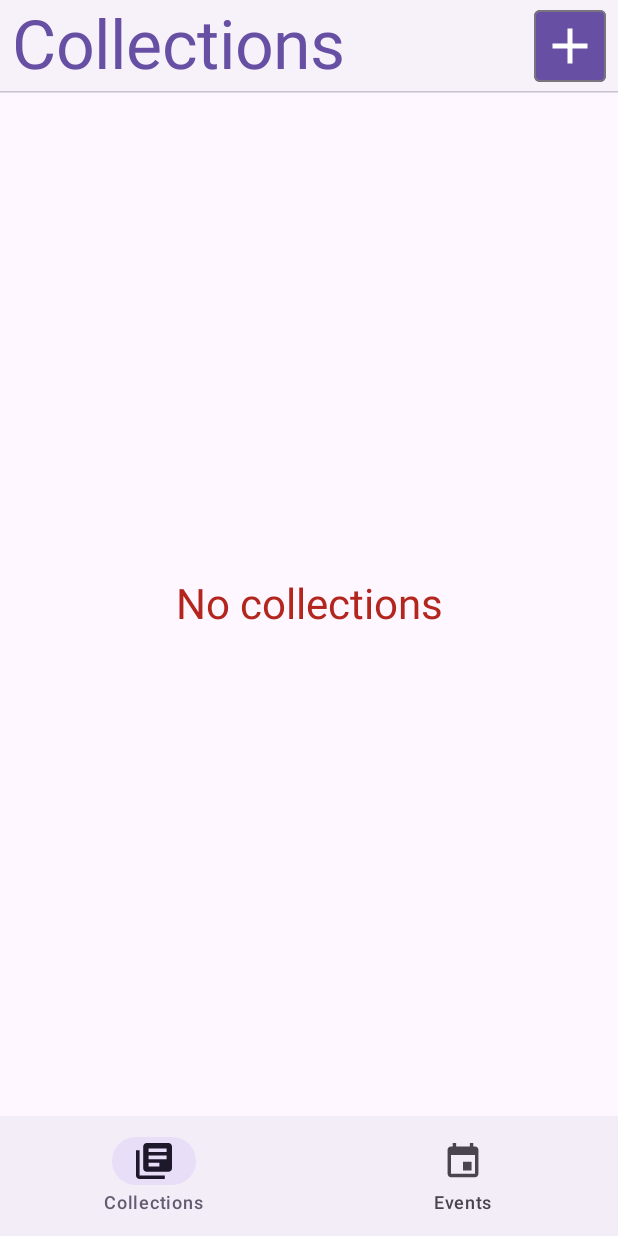
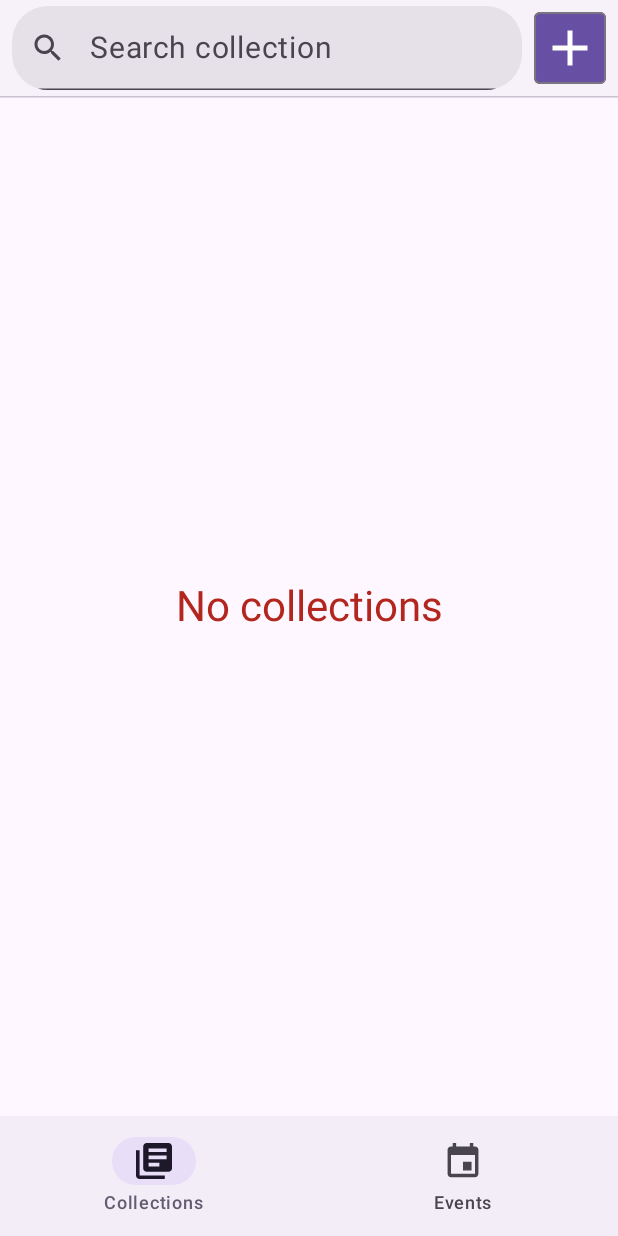
Before and after one commit to LuciaSochorova/PackAssist, an Android app built with Jetpack Compose: the CollectionListScreen screen opened through its navigation route, on a phone screen of 412 x 824 dp. Run offline under Robolectric (Android 15) with nearby library versions, the phone set to English and light mode, and no system bars.

Commit message:
created SearchField changed top bar in collectionListScreen - filtering collections based on sear

```diff
--- a/app/src/main/AndroidManifest.xml
+++ b/app/src/main/AndroidManifest.xml
@@ -16,7 +16,6 @@
         <activity
             android:name=".MainActivity"
             android:exported="true"
-            android:label="@string/app_name"
             android:theme="@style/Theme.PackAssist">
             <intent-filter>
                 <action android:name="android.intent.action.MAIN" />
--- a/app/src/main/java/com/example/packassist/navigation/CollectionsListNavigation.kt
+++ b/app/src/main/java/com/example/packassist/navigation/CollectionsListNavigation.kt
@@ -1,12 +1,10 @@
 package com.example.packassist.navigation
 
-import androidx.compose.runtime.collectAsState
 import androidx.compose.runtime.getValue
 import androidx.lifecycle.compose.collectAsStateWithLifecycle
 import androidx.lifecycle.viewmodel.compose.viewModel
 import androidx.navigation.NavController
 import androidx.navigation.NavGraphBuilder
-import androidx.navigation.NavOptions
 import androidx.navigation.compose.composable
 import com.example.packassist.ui.screens.collections.CollectionListScreen
 import com.example.packassist.ui.screens.collections.CollectionsListViewModel
@@ -27,7 +25,8 @@ fun NavGraphBuilder.collectionsListScreen(
             onAddNewCollection = onAddNewCollection,
             onEditCollection = onEditCollection,
             route = CollectionsListRoute,
-            onNavigateToRoute = onNavigateToRoute
+            onNavigateToRoute = onNavigateToRoute,
+            filterCollections = viewModel::filter
         )
 
     }
--- a/app/src/main/java/com/example/packassist/ui/components/Bars.kt
+++ b/app/src/main/java/com/example/packassist/ui/components/Bars.kt
@@ -9,6 +9,7 @@ import androidx.compose.foundation.layout.fillMaxSize
 import androidx.compose.foundation.layout.fillMaxWidth
 import androidx.compose.foundation.layout.padding
 import androidx.compose.foundation.layout.windowInsetsPadding
+import androidx.compose.foundation.text.KeyboardActions
 import androidx.compose.material3.BottomAppBar
 import androidx.compose.material3.ExperimentalMaterial3Api
 import androidx.compose.material3.HorizontalDivider
@@ -25,6 +26,7 @@ import androidx.compose.ui.Alignment
 import androidx.compose.ui.Modifier
 import androidx.compose.ui.graphics.Color
 import androidx.compose.ui.graphics.vector.ImageVector
+import androidx.compose.ui.platform.LocalFocusManager
 import androidx.compose.ui.res.stringResource
 import androidx.compose.ui.res.vectorResource
 import androidx.compose.ui.unit.dp
@@ -41,7 +43,8 @@ fun TextAndIconButtonTopBar(
     iconContentDescription: String? = null,
     buttonOnClick: () -> Unit
 ) {
-    Column(modifier = modifier.background(MaterialTheme.colorScheme.surfaceContainerLow)
+    Column(modifier = modifier
+        .background(MaterialTheme.colorScheme.surfaceContainerLow)
         .windowInsetsPadding(TopAppBarDefaults.windowInsets)) {
         Row(
             horizontalArrangement = Arrangement.SpaceBetween,
@@ -80,6 +83,70 @@ fun TextAndIconButtonTopBar(
         HorizontalDivider()
     }
 }
+
+
+
+
+@OptIn(ExperimentalMaterial3Api::class)
+@Composable
+fun SearchBarAndButtonTopBar(
+    onSearch: (String) -> Unit,
+    icon: ImageVector,
+    buttonOnClick: () -> Unit,
+    modifier: Modifier = Modifier,
+    contentColor: Color = MaterialTheme.colorScheme.primary,
+    iconColor: Color = MaterialTheme.colorScheme.onPrimary,
+    searchLabel: String? = null,
+    iconContentDescription: String? = null,
+
+) {
+    Column(modifier = modifier
+        .background(MaterialTheme.colorScheme.surfaceContainerLow)
+        .windowInsetsPadding(TopAppBarDefaults.windowInsets)) {
+        Row(
+            horizontalArrangement = Arrangement.SpaceBetween,
+            verticalAlignment = Alignment.CenterVertically,
+            modifier = modifier
+                .padding(start = 8.dp, end = 8.dp, top = 4.dp, bottom = 4.dp)
+                .fillMaxWidth()
+
+
+        ) {
+            val focusManager = LocalFocusManager.current
+            SearchField(
+                onSearch = onSearch,
+                labelText = searchLabel,
+                keyboardActions = KeyboardActions { focusManager.clearFocus() },
+                modifier = Modifier.weight(1f).padding(end = 8.dp)
+            )
+            IconButton(
+                onClick = buttonOnClick,
+                modifier = Modifier
+                    .background(contentColor, shape = MaterialTheme.shapes.extraSmall)
+                    .border(
+                        color = MaterialTheme.colorScheme.outline,
+                        width = 1.dp,
+                        shape = MaterialTheme.shapes.extraSmall
+                    )
+
+
+            ) {
+                Icon(
+                    icon,
+                    contentDescription = iconContentDescription,
+                    tint = iconColor,
+                    modifier = Modifier.fillMaxSize()
+                )
+            }
+        }
+        HorizontalDivider()
+    }
+}
+
+
+
+
+
 
 
 @OptIn(ExperimentalMaterial3Api::class)
--- /dev/null
+++ b/app/src/main/java/com/example/packassist/ui/components/Search.kt
@@ -0,0 +1,45 @@
+package com.example.packassist.ui.components
+
+import androidx.compose.foundation.text.KeyboardActions
+import androidx.compose.foundation.text.KeyboardOptions
+import androidx.compose.material.icons.Icons
+import androidx.compose.material.icons.filled.Search
+import androidx.compose.material3.Icon
+import androidx.compose.material3.MaterialTheme
+import androidx.compose.material3.Text
+import androidx.compose.material3.TextField
+import androidx.compose.runtime.Composable
+import androidx.compose.runtime.getValue
+import androidx.compose.runtime.mutableStateOf
+import androidx.compose.runtime.saveable.rememberSaveable
+import androidx.compose.runtime.setValue
+import androidx.compose.ui.Modifier
+import androidx.compose.ui.graphics.Shape
+import androidx.compose.ui.res.stringResource
+import androidx.compose.ui.text.input.ImeAction
+import com.example.packassist.R
+
+@Composable
+fun SearchField(
+    onSearch: (String) -> Unit,
+    modifier: Modifier = Modifier,
+    labelText: String? = null ,
+    keyboardOptions: KeyboardOptions = KeyboardOptions.Default.copy(imeAction = ImeAction.Done),
+    keyboardActions: KeyboardActions = KeyboardActions.Default,
+    shape: Shape = MaterialTheme.shapes.large,
+) {
+    var searchQuery by rememberSaveable { mutableStateOf("") }
+    TextField(
+        value = searchQuery,
+        onValueChange = {
+            searchQuery = it
+            onSearch(it)
+        },
+        label = { Text(labelText ?: stringResource(id = R.string.search))},
+        shape = shape,
+        leadingIcon = { Icon(Icons.Default.Search, contentDescription = null)},
+        keyboardOptions = keyboardOptions,
+        keyboardActions = keyboardActions,
+        modifier = modifier
+    )
+}
--- a/app/src/main/java/com/example/packassist/ui/screens/collections/CollectionEditScreen.kt
+++ b/app/src/main/java/com/example/packassist/ui/screens/collections/CollectionEditScreen.kt
@@ -48,9 +48,7 @@ fun CollectionEditScreen(
     }
 
     Scaffold(
-
         snackbarHost = { SnackbarHost(hostState = snackbarHostState) },
-
         topBar = {
             ThreeIconButtonsTopBar(
                 firstIcon = Icons.Default.Delete,
--- a/app/src/main/java/com/example/packassist/ui/screens/collections/CollectionsListScreen.kt
+++ b/app/src/main/java/com/example/packassist/ui/screens/collections/CollectionsListScreen.kt
@@ -20,10 +20,7 @@ import com.example.packassist.navigation.NavigationBarRoutes
 import com.example.packassist.ui.components.BottomNavBar
 import com.example.packassist.ui.components.CollectionField
 import com.example.packassist.ui.components.ScreenErrorMessage
-import com.example.packassist.ui.components.TextAndIconButtonTopBar
-
-
-
+import com.example.packassist.ui.components.SearchBarAndButtonTopBar
 
 
 @Composable
@@ -32,6 +29,7 @@ fun CollectionListScreen(
     onAddNewCollection: () -> Unit,
     onEditCollection: (collectionId: Int) -> Unit,
     onNavigateToRoute: (route: String) -> Unit,
+    filterCollections: (String) -> Unit,
     route: String,
     modifier: Modifier = Modifier
 
@@ -39,25 +37,21 @@ fun CollectionListScreen(
 
     Scaffold(
         topBar = {
-
-
-            TextAndIconButtonTopBar(
-                text = stringResource(R.string.collections_screeen_name),
+            SearchBarAndButtonTopBar(
+                onSearch = filterCollections,
+                searchLabel = stringResource(id = R.string.search_collection),
                 icon = Icons.Default.Add,
                 iconContentDescription = stringResource(R.string.add_new_button_description),
                 buttonOnClick = onAddNewCollection
             )
 
-
         },
-
 
         bottomBar = {
             BottomNavBar(onNavigateToRoute = onNavigateToRoute, currentRoute = route)
         },
+        modifier = modifier
 
-
-        modifier = modifier
     ) { innerPadding ->
         if (uiState.collList.isNotEmpty()) {
             LazyColumn(
@@ -68,8 +62,6 @@ fun CollectionListScreen(
                     bottom = innerPadding.calculateBottomPadding()
                 )
             ) {
-
-
                 items(uiState.collList) { collection ->
                     Spacer(modifier = Modifier.size(8.dp))
                     CollectionField(
@@ -77,11 +69,14 @@ fun CollectionListScreen(
                     )
                     Spacer(modifier = Modifier.size(24.dp))
                 }
-
             }
 
+
         } else {
-            ScreenErrorMessage(stringResource(R.string.no_collections) ,Modifier.padding(innerPadding))
+            ScreenErrorMessage(
+                stringResource(R.string.no_collections),
+                Modifier.padding(innerPadding)
+            )
         }
 
 
@@ -97,5 +92,7 @@ fun EventsListsPreview() {
         route = NavigationBarRoutes.COLLECTIONS.name,
         onAddNewCollection = { },
         onEditCollection = {},
-        onNavigateToRoute = {})
+        onNavigateToRoute = {},
+        filterCollections = {}
+    )
 }
--- a/app/src/main/java/com/example/packassist/ui/screens/collections/CollectionsListViewModel.kt
+++ b/app/src/main/java/com/example/packassist/ui/screens/collections/CollectionsListViewModel.kt
@@ -8,37 +8,54 @@ import androidx.lifecycle.viewmodel.viewModelFactory
 import com.example.packassist.PackAssistApplication
 import com.example.packassist.data.entitiesAndDaos.ItemsOfCollection
 import com.example.packassist.data.repositories.CollectionsRepository
+import kotlinx.coroutines.flow.MutableStateFlow
 import kotlinx.coroutines.flow.SharingStarted
 import kotlinx.coroutines.flow.StateFlow
+import kotlinx.coroutines.flow.combine
 import kotlinx.coroutines.flow.map
 import kotlinx.coroutines.flow.stateIn
+import kotlinx.coroutines.flow.update
 
 data class CollectionsListUiState(
     val collList: List<ItemsOfCollection> = listOf()
 )
+
 class CollectionsListViewModel(
     private val collectionsRepository: CollectionsRepository
 ) : ViewModel() {
-    val collectionsListUiState: StateFlow<CollectionsListUiState> =
+    private val _filterQueryFlow = MutableStateFlow("")
+    private val _collectionsListUiState =
         collectionsRepository.getAllNoEventCollectionsWithItems().map { CollectionsListUiState(it) }
             .stateIn(
                 scope = viewModelScope,
-                started = SharingStarted.WhileSubscribed(5000L),
+                started = SharingStarted.WhileSubscribed(),
                 initialValue = CollectionsListUiState()
             )
 
+    val collectionsListUiState: StateFlow<CollectionsListUiState> =
+        combine(_collectionsListUiState, _filterQueryFlow) { collection, filterQuery ->
+            CollectionsListUiState(collList = collection.collList.filter {
+                it.collection.name.contains(
+                    filterQuery,
+                    ignoreCase = true
+                ) || it.items.any{ item -> item.name.contentEquals(filterQuery, ignoreCase = true)}
+            })
+        }.stateIn(
+            scope = viewModelScope,
+            started = SharingStarted.WhileSubscribed(5000L),
+            initialValue = CollectionsListUiState()
+        )
 
 
-
-
-
-
-
+    fun filter(query: String) {
+        _filterQueryFlow.update {query}
+    }
 
     companion object {
-        val Factory  = viewModelFactory {
+        val Factory = viewModelFactory {
             initializer {
-                val collRepository = (this[APPLICATION_KEY] as PackAssistApplication).container.collectionsRepository
+                val collRepository =
+                    (this[APPLICATION_KEY] as PackAssistApplication).container.collectionsRepository
                 CollectionsListViewModel(
                     collectionsRepository = collRepository,
                 )
--- a/app/src/main/java/com/example/packassist/ui/screens/events/EventDetailsViewModel.kt
+++ b/app/src/main/java/com/example/packassist/ui/screens/events/EventDetailsViewModel.kt
@@ -30,7 +30,6 @@ import java.util.Date
 @Immutable
 data class EventDetailsUiState(
     val event: EventState = EventState(),
-    //val collections: List<CollectionItems> = listOf()
     val collections: List<Pair<CollectionItems, Boolean>> = listOf()
 )
 
--- a/app/src/main/res/values/strings.xml
+++ b/app/src/main/res/values/strings.xml
@@ -32,4 +32,5 @@
     <string name="all_packed">All packed</string>
     <string name="delete_event_confirmation_message">Are you sure you want to delete this event?</string>
     <string name="search">Search</string>
+    <string name="search_collection">Search collection</string>
 </resources>
```
Also changed, not shown: app/src/main/java/com/example/packassist/ui/screens/collections/CollectionCreationScreen.kt (+8 -22 lines), app/src/main/java/com/example/packassist/ui/screens/events/EventDetailsScreen.kt (+4 -3 lines).
